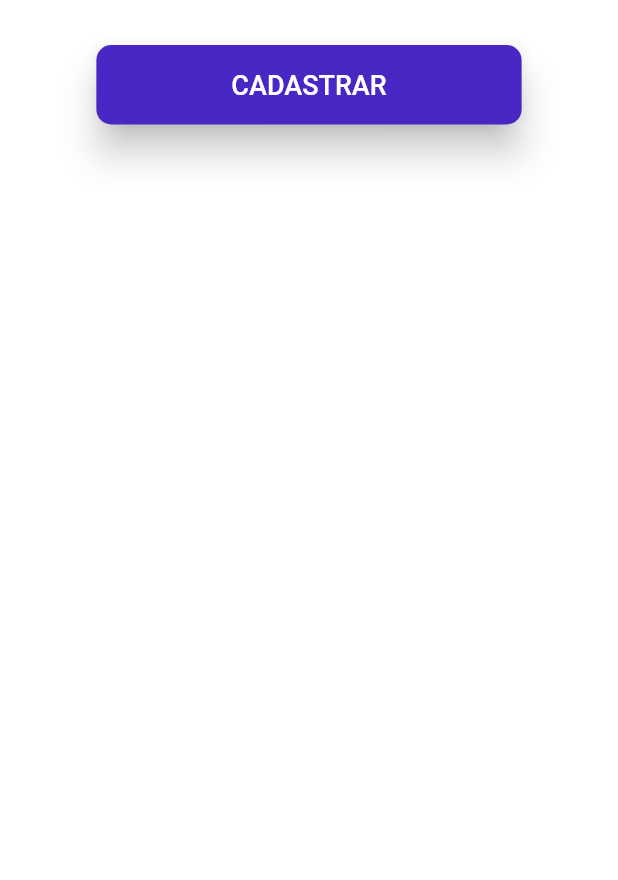
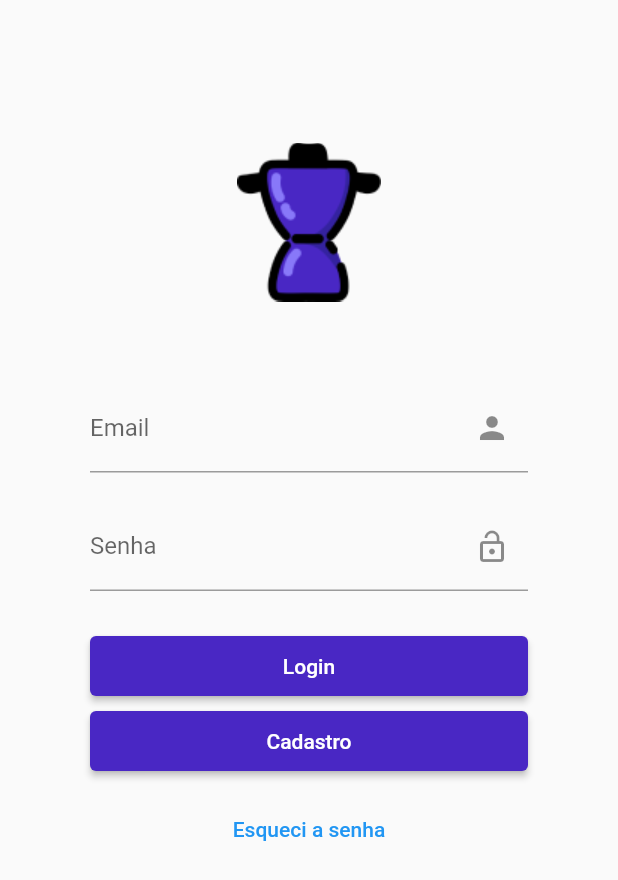
Before and after one commit to LuizFelipe33/Sem-Desperdicio-, a Flutter app: the screen it shows after launch, on a phone screen of 412 x 824 dp. Shown: the top 880 px of the screen. Run offline on Flutter 3.47's test engine with Material 2 defaults, Android fonts, the phone set to English and light mode, and no system bars.

Commit message:
tela login

```diff
--- a/lib/login.dart
+++ b/lib/login.dart
@@ -2,65 +2,102 @@ import 'package:flutter/material.dart';
 import 'Cadastros/cadastro.dart';
 
 class login extends StatefulWidget {
+  const login({Key? key}) : super(key: key);
+
   @override
-  _loginState createState() => _loginState();
+  State<login> createState() => _loginState();
 }
 
 class _loginState extends State<login>{
 
-  Widget _body(){
-   return SingleChildScrollView(
-      child: SizedBox(
-        width: MediaQuery.of(context).size.width,
-        height: MediaQuery.of(context).size.height,
-        child: ListView(
-        children: [
-          Container(
-        height: 30,
+  @override
+  Widget build(BuildContext context) {
+    return MaterialApp(
+      home: Scaffold(
+        body: const MyStatefulWidget(),
       ),
-          Container(
-            child: Column(children: [
-              ElevatedButton(
-                child: Text(
-                  "CADASTRAR",
-                  style: TextStyle(color: Colors.white, fontSize: 18),
-                  ),
-                  style: ElevatedButton.styleFrom(
-                    shadowColor: Colors.black,
-                    elevation: 10,
-                    padding: EdgeInsets.symmetric(horizontal: 90.0, vertical: 16.0),
-                    shape: RoundedRectangleBorder(
-                        borderRadius: BorderRadius.circular(10.0),
-                    ),
-                    primary: Color.fromRGBO(73, 39, 196, 1)
-                  ),
-                    onPressed: () {
-                      Navigator.of(context).pushReplacementNamed ('/cadastro');
-                    },
-                  )
-                ]
-              ),
-            )
-          ],
-        ),
-      )
     );
   }
+}
 
+class MyStatefulWidget extends StatefulWidget {
+  const MyStatefulWidget({Key? key}) : super(key: key);
+
+  @override
+  State<MyStatefulWidget> createState() => _MyStatefulWidgetState();
+}
+
+class _MyStatefulWidgetState extends State<MyStatefulWidget> {
+  TextEditingController nameController = TextEditingController();
+  TextEditingController passwordController = TextEditingController();
 
   @override
   Widget build(BuildContext context) {
-    return Scaffold(
-      body: Stack(
-        children: [
+    return Padding(
+        padding: const EdgeInsets.all(50),
+        child: ListView(
+          children: <Widget>[
             Container(
-          decoration: BoxDecoration(
-            color: Colors.white
+                alignment: Alignment.center,
+                padding: const EdgeInsets.all(10),
+                margin: const EdgeInsets.fromLTRB(0, 35, 0, 35),
+                child: Image.asset('assets/couscous.png')
+            ),
+            Container(
+              padding: const EdgeInsets.all(10),
+              child: TextField(
+                controller: nameController,
+                decoration: const InputDecoration(
+                  border: UnderlineInputBorder(),
+                  suffixIcon: Icon(Icons.person),
+                  labelText: 'Email',
                 ),
               ),
-          _body(),
+            ),
+            Container(
+              padding: const EdgeInsets.fromLTRB(10, 10, 10, 0),
+              child: TextField(
+                obscureText: true,
+                controller: passwordController,
+                decoration: const InputDecoration(
+                  border: UnderlineInputBorder(),
+                  suffixIcon: Icon(Icons.lock_open),
+                  labelText: 'Senha',
+                ),
+              ),
+            ),
+            Container(
+                height: 50,
+                padding: const EdgeInsets.fromLTRB(10, 10, 10, 0),
+                margin: const EdgeInsets.fromLTRB(0, 20, 0, 0),
+                child: ElevatedButton(
+                  child: const Text('Login'),
+                  onPressed: () {
+                  },
+                  style: TextButton.styleFrom(
+                    // shape: ,
+                    backgroundColor: Color.fromARGB(255, 73, 39, 196),
+                  ),
+                )
+            ),Container(
+                height: 50,
+                margin: const EdgeInsets.fromLTRB(0, 0, 0, 15),
+                padding: const EdgeInsets.fromLTRB(10, 10, 10, 0),
+                child: ElevatedButton(
+                  child: const Text('Cadastro'),
+                  onPressed: () {
+                  },
+                  style: TextButton.styleFrom(
+                      backgroundColor: Color.fromARGB(255, 73, 39, 196)
+                  ),
+                )
+            ),
+            TextButton(
+              onPressed: () {
+              },
+              child: const Text('Esqueci a senha'),
+            ),
           ],
-      )
-    );
+        ));
   }
 }
--- a/pubspec.yaml
+++ b/pubspec.yaml
@@ -58,9 +58,8 @@ flutter:
   uses-material-design: true
 
   # To add assets to your application, add an assets section, like this:
-  # assets:
-  #   - images/a_dot_burr.jpeg
-  #   - images/a_dot_ham.jpeg
+  assets:
+    - assets/couscous.png
 
   # An image asset can refer to one or more resolution-specific "variants", see
   # https://flutter.dev/assets-and-images/#resolution-aware.
```
Also changed, not shown: assets/couscous.png (added). Lines whose indentation alone changed are shown as unchanged.
